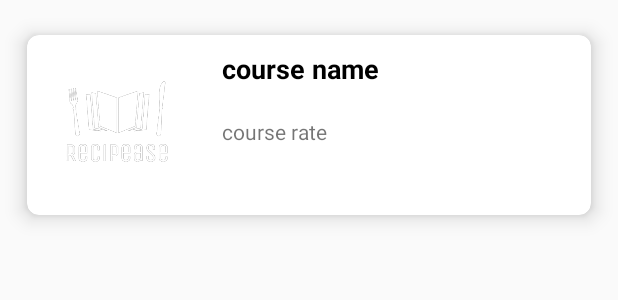
After one commit to Rutvik-C/Recipease, an Android app: the layout recipe_card.xml on its own in the app's theme, with its tools: preview values and no code run, on a phone screen of 412 x 824 dp. The commit adds this screen. Shown: the top 300 px of the screen. Run offline under Robolectric (Android 15) with nearby library versions, the phone set to English and light mode, and no system bars.

Commit message:
Added card view for recipe

```diff
--- a/app/build.gradle
+++ b/app/build.gradle
@@ -37,6 +37,7 @@ dependencies {
     implementation 'androidx.wear:wear:1.1.0'
     implementation 'androidx.viewpager2:viewpager2:1.0.0'
     implementation 'com.google.android.material:material:1.3.0'
+    implementation 'com.google.android.material:material:1.2.1'
     testImplementation 'junit:junit:4.12'
     androidTestImplementation 'androidx.test.ext:junit:1.1.2'
     androidTestImplementation 'androidx.test.espresso:espresso-core:3.3.0'
--- /dev/null
+++ b/app/src/main/res/layout/recipe_card.xml
@@ -0,0 +1,55 @@
+<?xml version="1.0" encoding="utf-8"?>
+<androidx.cardview.widget.CardView
+    xmlns:android="http://schemas.android.com/apk/res/android"
+    xmlns:app="http://schemas.android.com/apk/res-auto"
+    android:layout_width="match_parent"
+    android:layout_height="wrap_content"
+    android:layout_margin="5dp"
+    app:cardBackgroundColor="@color/white"
+    app:cardCornerRadius="8dp"
+    app:cardElevation="8dp"
+    app:cardMaxElevation="10dp"
+    app:cardPreventCornerOverlap="true"
+    app:cardUseCompatPadding="true">
+
+    <RelativeLayout
+        android:layout_width="match_parent"
+        android:layout_height="wrap_content">
+
+        <!--ImageVIew to display our Course Image-->
+        <ImageView
+            android:id="@+id/idIVCourseImage"
+            android:layout_width="100dp"
+            android:layout_height="100dp"
+            android:layout_margin="10dp"
+            android:contentDescription="@string/app_name"
+            android:padding="5dp"
+            android:src="@drawable/logo" />
+
+        <!--Text View to display Course Name-->
+        <TextView
+            android:id="@+id/idTVCourseName"
+            android:layout_width="match_parent"
+            android:layout_height="wrap_content"
+            android:layout_marginStart="10dp"
+            android:layout_marginTop="10dp"
+            android:layout_toEndOf="@id/idIVCourseImage"
+            android:text="course name"
+            android:textColor="@color/black"
+            android:textSize="18sp"
+            android:textStyle="bold" />
+
+        <!--Text VIew to display COurse Rating-->
+        <!--Image used in present in drawable folder-->
+        <TextView
+            android:id="@+id/idTVCourseRating"
+            android:layout_width="match_parent"
+            android:layout_height="wrap_content"
+            android:layout_below="@id/idTVCourseName"
+            android:layout_marginStart="10dp"
+            android:layout_marginTop="20dp"
+            android:layout_toEndOf="@id/idIVCourseImage"
+            android:drawablePadding="2dp"
+            android:text="course rate" />
+    </RelativeLayout>
+</androidx.cardview.widget.CardView>
--- a/app/src/main/res/values/colors.xml
+++ b/app/src/main/res/values/colors.xml
@@ -3,4 +3,11 @@
     <color name="colorPrimary">#6200EE</color>
     <color name="colorPrimaryDark">#3700B3</color>
     <color name="colorAccent">#03DAC5</color>
+    <color name="purple_200">#FFBB86FC</color>
+    <color name="purple_500">#FF6200EE</color>
+    <color name="purple_700">#FF3700B3</color>
+    <color name="teal_200">#FF03DAC5</color>
+    <color name="teal_700">#FF018786</color>
+    <color name="black">#FF000000</color>
+    <color name="white">#FFFFFFFF</color>
 </resources>
```
Also changed, not shown: app/src/main/java/com/example/miniproject21/FragmentResult/RecipeFragment.java (+37 -0 lines), app/src/main/java/com/example/miniproject21/RecipeCard/RecipeCardAdapter.java (added, +64 -0 lines), app/src/main/java/com/example/miniproject21/RecipeCard/RecipeCardModel.java (added, +54 -0 lines), app/src/main/res/layout/fragment_recipe_result.xml (+16 -8 lines).
